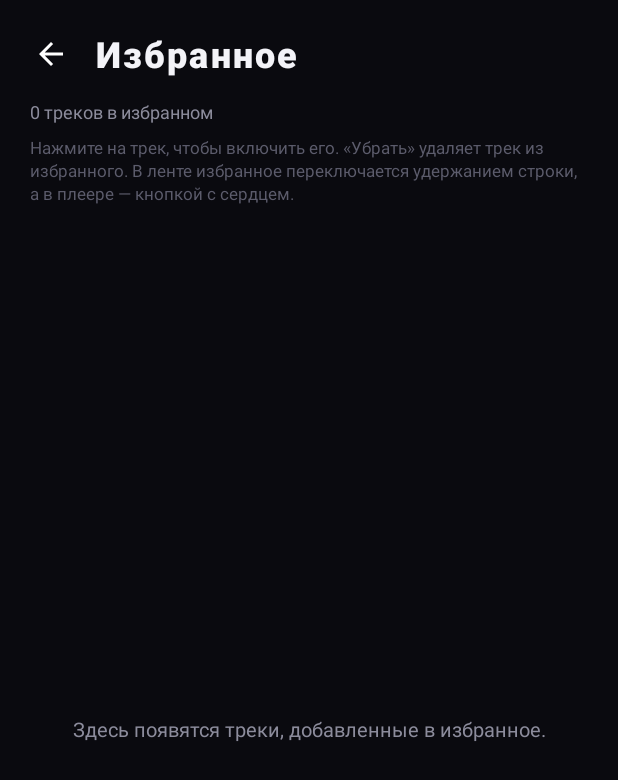
After one commit to kostya4000/Trendy, an Android app: the FavoritesActivity screen opened directly, with no data from a screen before it, on a phone screen of 412 x 824 dp. The commit adds this screen. Shown: the top 780 px of the screen. Run offline under Robolectric (Android 15) with nearby library versions, the phone set to English and light mode, and no system bars; network calls fail; pictures from the network do not load.

Commit message:
Trendy 1.6: избранное
- Favorites хранит избранные треки в filesDir/favorites.json: новые сверху,
  быстрый поиск по id в памяти, асинхронная атомарная запись
- сердце в полноэкранном плеере и удержание строки в ленте добавляют и
  убирают трек; в ленте избранное отмечено красным сердцем
- экран «Избранное» с кнопкой в шапке: слушает подборку целиком и убирает
  треки кнопкой «Убрать», пустое состояние и счётчик
- версия 1.6 (versionCode 8)

```diff
--- a/app/src/main/AndroidManifest.xml
+++ b/app/src/main/AndroidManifest.xml
@@ -48,6 +48,11 @@
             android:parentActivityName=".MainActivity" />
 
         <activity
+            android:name=".FavoritesActivity"
+            android:exported="false"
+            android:parentActivityName=".MainActivity" />
+
+        <activity
             android:name=".SettingsActivity"
             android:exported="false"
             android:parentActivityName=".MainActivity" />
--- /dev/null
+++ b/app/src/main/java/com/promodj/trendy/FavoritesActivity.java
@@ -0,0 +1,97 @@
+package com.promodj.trendy;
+
+import android.app.Activity;
+import android.os.Bundle;
+import android.view.View;
+import android.widget.ListView;
+import android.widget.TextView;
+import android.widget.Toast;
+
+import java.util.ArrayList;
+import java.util.List;
+
+/** Избранное: список треков, добавленных с экрана плеера или из ленты. */
+public class FavoritesActivity extends Activity {
+
+    private ListView list;
+    private TextView summary;
+    private TextView emptyState;
+    private FavoritesAdapter adapter;
+
+    @Override
+    protected void onCreate(Bundle savedInstanceState) {
+        super.onCreate(savedInstanceState);
+        Ui.darkSystemBars(this);
+        setContentView(R.layout.activity_favorites);
+
+        list = (ListView) findViewById(R.id.favoritesList);
+        summary = (TextView) findViewById(R.id.favoritesSummary);
+        emptyState = (TextView) findViewById(R.id.favoritesEmpty);
+
+        findViewById(R.id.favoritesBack).setOnClickListener(new View.OnClickListener() {
+            @Override
+            public void onClick(View view) {
+                finish();
+            }
+        });
+
+        adapter = new FavoritesAdapter(this, new FavoritesAdapter.Listener() {
+            @Override
+            public void onPlay(Track track) {
+                play(track);
+            }
+
+            @Override
+            public void onRemove(Track track) {
+                remove(track);
+            }
+        });
+        list.setAdapter(adapter);
+        reload();
+    }
+
+    @Override
+    protected void onResume() {
+        super.onResume();
+        reload();
+    }
+
+    private void reload() {
+        List<Track> favorites = Favorites.all(this);
+        adapter.setItems(favorites);
+        summary.setText(getString(R.string.favorites_summary,
+                favorites.size(), Ui.pluralTracks(favorites.size())));
+        boolean hasItems = !favorites.isEmpty();
+        list.setVisibility(hasItems ? View.VISIBLE : View.GONE);
+        emptyState.setVisibility(hasItems ? View.GONE : View.VISIBLE);
+    }
+
+    private void play(Track track) {
+        if (track == null) {
+            return;
+        }
+        ArrayList<Track> queue = new ArrayList<>(Favorites.all(this));
+        int position = 0;
+        for (int i = 0; i < queue.size(); i++) {
+            if (queue.get(i).id == track.id) {
+                position = i;
+                break;
+            }
+        }
+        if (queue.isEmpty()) {
+            queue.add(track);
+        }
+        PlayerService.play(this, queue, position);
+        Toast.makeText(this, getString(R.string.settings_playing, track.title),
+                Toast.LENGTH_SHORT).show();
+    }
+
+    private void remove(Track track) {
+        if (track == null) {
+            return;
+        }
+        Favorites.remove(this, track.id);
+        reload();
+        Toast.makeText(this, R.string.favorite_removed, Toast.LENGTH_SHORT).show();
+    }
+}
--- /dev/null
+++ b/app/src/main/java/com/promodj/trendy/FavoritesAdapter.java
@@ -0,0 +1,117 @@
+package com.promodj.trendy;
+
+import android.content.Context;
+import android.view.LayoutInflater;
+import android.view.View;
+import android.view.ViewGroup;
+import android.widget.BaseAdapter;
+import android.widget.TextView;
+
+import java.util.ArrayList;
+import java.util.List;
+
+/** Список избранных треков: нажатие играет, «Убрать» убирает из избранного. */
+public class FavoritesAdapter extends BaseAdapter {
+
+    interface Listener {
+        void onPlay(Track track);
+
+        void onRemove(Track track);
+    }
+
+    private final Context context;
+    private final LayoutInflater inflater;
+    private final Listener listener;
+    private final List<Track> items = new ArrayList<>();
+
+    FavoritesAdapter(Context context, Listener listener) {
+        this.context = context;
+        this.inflater = LayoutInflater.from(context);
+        this.listener = listener;
+    }
+
+    void setItems(List<Track> tracks) {
+        items.clear();
+        if (tracks != null) {
+            items.addAll(tracks);
+        }
+        notifyDataSetChanged();
+    }
+
+    @Override
+    public int getCount() {
+        return items.size();
+    }
+
+    @Override
+    public Track getItem(int position) {
+        return items.get(position);
+    }
+
+    @Override
+    public long getItemId(int position) {
+        return items.get(position).id;
+    }
+
+    @Override
+    public View getView(int position, View convertView, ViewGroup parent) {
+        ViewHolder holder;
+        if (convertView == null) {
+            convertView = inflater.inflate(R.layout.item_saved, parent, false);
+            holder = new ViewHolder();
+            holder.cover = (RoundedImageView) convertView.findViewById(R.id.savedCover);
+            holder.title = (TextView) convertView.findViewById(R.id.savedTitle);
+            holder.subtitle = (TextView) convertView.findViewById(R.id.savedSubtitle);
+            holder.remove = (TextView) convertView.findViewById(R.id.savedDelete);
+            holder.remove.setText(R.string.favorites_remove);
+            convertView.setTag(holder);
+        } else {
+            holder = (ViewHolder) convertView.getTag();
+        }
+
+        final Track track = items.get(position);
+        holder.title.setText(track.title);
+        holder.subtitle.setText(subtitle(track));
+        ImageLoader.get(context).load(track.coverUrl, holder.cover);
+        convertView.setOnClickListener(new View.OnClickListener() {
+            @Override
+            public void onClick(View view) {
+                if (listener != null) {
+                    listener.onPlay(track);
+                }
+            }
+        });
+        holder.remove.setOnClickListener(new View.OnClickListener() {
+            @Override
+            public void onClick(View view) {
+                if (listener != null) {
+                    listener.onRemove(track);
+                }
+            }
+        });
+        return convertView;
+    }
+
+    private String subtitle(Track track) {
+        StringBuilder text = new StringBuilder();
+        if (track.artist != null && track.artist.length() > 0) {
+            text.append(track.artist);
+        } else if (track.kindLabel().length() > 0) {
+            text.append(track.kindLabel());
+        }
+        if (track.durationSec > 0) {
+            if (text.length() > 0) {
+                text.append(" · ");
+            }
+            text.append(track.durationLabel());
+        }
+        return text.toString();
+    }
+
+    private static final class ViewHolder {
+        RoundedImageView cover;
+        TextView title;
+        TextView subtitle;
+        TextView remove;
+    }
+}
--- a/app/src/main/java/com/promodj/trendy/TrackAdapter.java
+++ b/app/src/main/java/com/promodj/trendy/TrackAdapter.java
@@ -69,6 +69,7 @@ public class TrackAdapter extends BaseAdapter {
             holder.duration = (TextView) convertView.findViewById(R.id.duration);
             holder.equalizer = (ImageView) convertView.findViewById(R.id.equalizer);
             holder.cached = (ImageView) convertView.findViewById(R.id.cached);
+            holder.favorite = (ImageView) convertView.findViewById(R.id.favorite);
             convertView.setTag(holder);
         } else {
             holder = (ViewHolder) convertView.getTag();
@@ -84,6 +85,8 @@ public class TrackAdapter extends BaseAdapter {
         holder.equalizer.setVisibility(current && playing ? View.VISIBLE : View.INVISIBLE);
         holder.cached.setVisibility(AudioCache.isCached(context, track.id)
                 ? View.VISIBLE : View.GONE);
+        holder.favorite.setVisibility(Favorites.isFavorite(context, track.id)
+                ? View.VISIBLE : View.GONE);
         holder.cover.setAlpha(current ? 1f : 0.94f);
         convertView.setBackgroundResource(
                 current ? R.drawable.bg_row_current : R.drawable.bg_row);
@@ -98,5 +101,6 @@ public class TrackAdapter extends BaseAdapter {
         TextView duration;
         ImageView equalizer;
         ImageView cached;
+        ImageView favorite;
     }
 }
--- /dev/null
+++ b/app/src/main/res/layout/activity_favorites.xml
@@ -0,0 +1,93 @@
+<?xml version="1.0" encoding="utf-8"?>
+<LinearLayout xmlns:android="http://schemas.android.com/apk/res/android"
+    android:layout_width="match_parent"
+    android:layout_height="match_parent"
+    android:background="@color/bg"
+    android:orientation="vertical">
+
+    <LinearLayout
+        android:layout_width="match_parent"
+        android:layout_height="wrap_content"
+        android:gravity="center_vertical"
+        android:orientation="horizontal"
+        android:paddingStart="12dp"
+        android:paddingTop="14dp"
+        android:paddingEnd="20dp"
+        android:paddingBottom="8dp">
+
+        <ImageButton
+            android:id="@+id/favoritesBack"
+            android:layout_width="44dp"
+            android:layout_height="44dp"
+            android:background="?android:attr/selectableItemBackgroundBorderless"
+            android:contentDescription="@string/back"
+            android:focusable="true"
+            android:foreground="@drawable/bg_focus_circle"
+            android:padding="10dp"
+            android:src="@drawable/ic_back_white" />
+
+        <TextView
+            android:layout_width="0dp"
+            android:layout_height="wrap_content"
+            android:layout_marginStart="8dp"
+            android:layout_weight="1"
+            android:fontFamily="sans-serif-black"
+            android:letterSpacing="0.06"
+            android:text="@string/favorites"
+            android:textColor="@color/text"
+            android:textSize="24sp" />
+    </LinearLayout>
+
+    <TextView
+        android:id="@+id/favoritesSummary"
+        android:layout_width="match_parent"
+        android:layout_height="wrap_content"
+        android:layout_marginStart="20dp"
+        android:layout_marginEnd="20dp"
+        android:textColor="@color/text_dim"
+        android:textSize="12sp" />
+
+    <TextView
+        android:id="@+id/favoritesHint"
+        android:layout_width="match_parent"
+        android:layout_height="wrap_content"
+        android:layout_marginStart="20dp"
+        android:layout_marginTop="8dp"
+        android:layout_marginEnd="20dp"
+        android:lineSpacingExtra="2dp"
+        android:text="@string/favorites_hint"
+        android:textColor="@color/text_faint"
+        android:textSize="11sp" />
+
+    <FrameLayout
+        android:layout_width="match_parent"
+        android:layout_height="0dp"
+        android:layout_marginTop="12dp"
+        android:layout_weight="1">
+
+        <ListView
+            android:id="@+id/favoritesList"
+            android:layout_width="match_parent"
+            android:layout_height="match_parent"
+            android:clipToPadding="false"
+            android:divider="@null"
+            android:dividerHeight="0dp"
+            android:drawSelectorOnTop="true"
+            android:listSelector="@drawable/bg_row_focus"
+            android:paddingBottom="12dp"
+            android:scrollbars="none" />
+
+        <TextView
+            android:id="@+id/favoritesEmpty"
+            android:layout_width="match_parent"
+            android:layout_height="match_parent"
+            android:gravity="center"
+            android:lineSpacingExtra="3dp"
+            android:paddingStart="40dp"
+            android:paddingEnd="40dp"
+            android:text="@string/favorites_empty"
+            android:textColor="@color/text_dim"
+            android:textSize="13sp"
+            android:visibility="gone" />
+    </FrameLayout>
+</LinearLayout>
--- a/app/src/main/res/values/strings.xml
+++ b/app/src/main/res/values/strings.xml
@@ -60,4 +60,14 @@
     <string name="settings_playing">Играет: %1$s</string>
     <string name="settings_play_hint">Нажмите на трек, чтобы включить</string>
     <string name="cancel">Отмена</string>
+    <string name="favorites">Избранное</string>
+    <string name="favorites_summary">%1$d %2$s в избранном</string>
+    <string name="favorites_empty">Здесь появятся треки, добавленные в избранное.</string>
+    <string name="favorites_hint">Нажмите на трек, чтобы включить его. «Убрать» удаляет трек из избранного. В ленте избранное переключается удержанием строки, а в плеере — кнопкой с сердцем.</string>
+    <string name="favorites_remove">Убрать</string>
+    <string name="favorite_add">В избранное</string>
+    <string name="favorite_remove">Убрать из избранного</string>
+    <string name="favorite_added">Добавлено в избранное</string>
+    <string name="favorite_removed">Убрано из избранного</string>
+    <string name="favorite_hint">Удерживайте трек в ленте, чтобы добавить его в избранное</string>
 </resources>
```
Also changed, not shown: app/src/main/java/com/promodj/trendy/Favorites.java (added, +252 -0 lines), app/src/main/java/com/promodj/trendy/MainActivity.java (+33 -0 lines), app/src/main/java/com/promodj/trendy/PlayerActivity.java (+33 -0 lines), app/src/main/res/drawable/ic_heart_filled.xml (added, +10 -0 lines), app/src/main/res/drawable/ic_heart_outline.xml (added, +14 -0 lines), app/src/main/res/layout-land/activity_main.xml (+11 -0 lines), app/src/main/res/layout/activity_main.xml (+11 -0 lines), app/src/main/res/layout/activity_player.xml (+11 -0 lines), app/src/main/res/layout/item_track.xml (+10 -0 lines), 3 other files.
